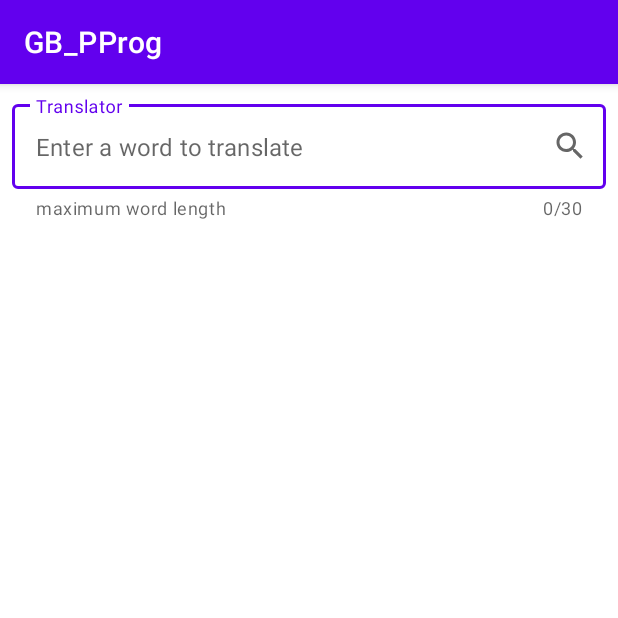
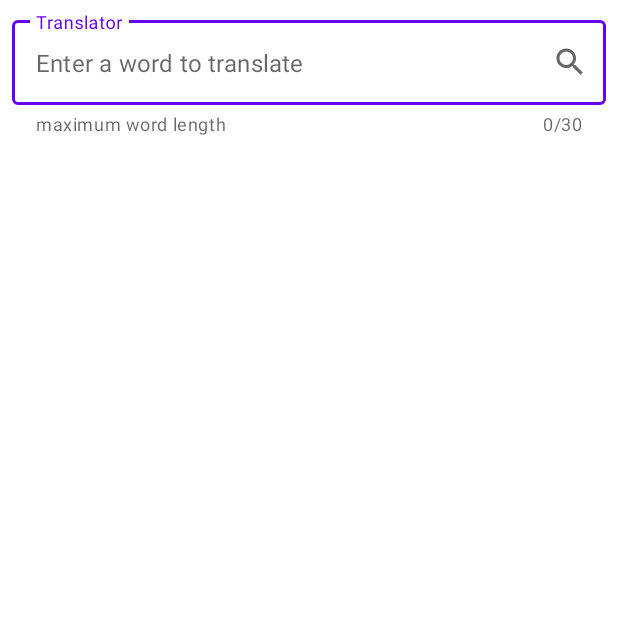
Before and after one commit to kosykt/GB_PProg_HW_APP, an Android app: the screen it shows after launch (MainActivity), on a phone screen of 412 x 824 dp, the top half of it. Run offline under Robolectric (Android 15) with nearby library versions, the phone set to English and light mode, and no system bars; libraries missing offline, so code that uses them is left out: moxy.ktx.moxyPresenter.

Commit message:
убран ActionBar

```diff
--- a/app/src/main/res/values-night/themes.xml
+++ b/app/src/main/res/values-night/themes.xml
@@ -1,6 +1,6 @@
 <resources xmlns:tools="http://schemas.android.com/tools">
     <!-- Base application theme. -->
-    <style name="Theme.GB_PProg" parent="Theme.MaterialComponents.DayNight.DarkActionBar">
+    <style name="Theme.GB_PProg" parent="Theme.MaterialComponents.DayNight.NoActionBar">
         <!-- Primary brand color. -->
         <item name="colorPrimary">@color/purple_200</item>
         <item name="colorPrimaryVariant">@color/purple_700</item>
--- a/app/src/main/res/values/themes.xml
+++ b/app/src/main/res/values/themes.xml
@@ -1,6 +1,6 @@
 <resources xmlns:tools="http://schemas.android.com/tools">
     <!-- Base application theme. -->
-    <style name="Theme.GB_PProg" parent="Theme.MaterialComponents.DayNight.DarkActionBar">
+    <style name="Theme.GB_PProg" parent="Theme.MaterialComponents.DayNight.NoActionBar">
         <!-- Primary brand color. -->
         <item name="colorPrimary">@color/purple_500</item>
         <item name="colorPrimaryVariant">@color/purple_700</item>
```
